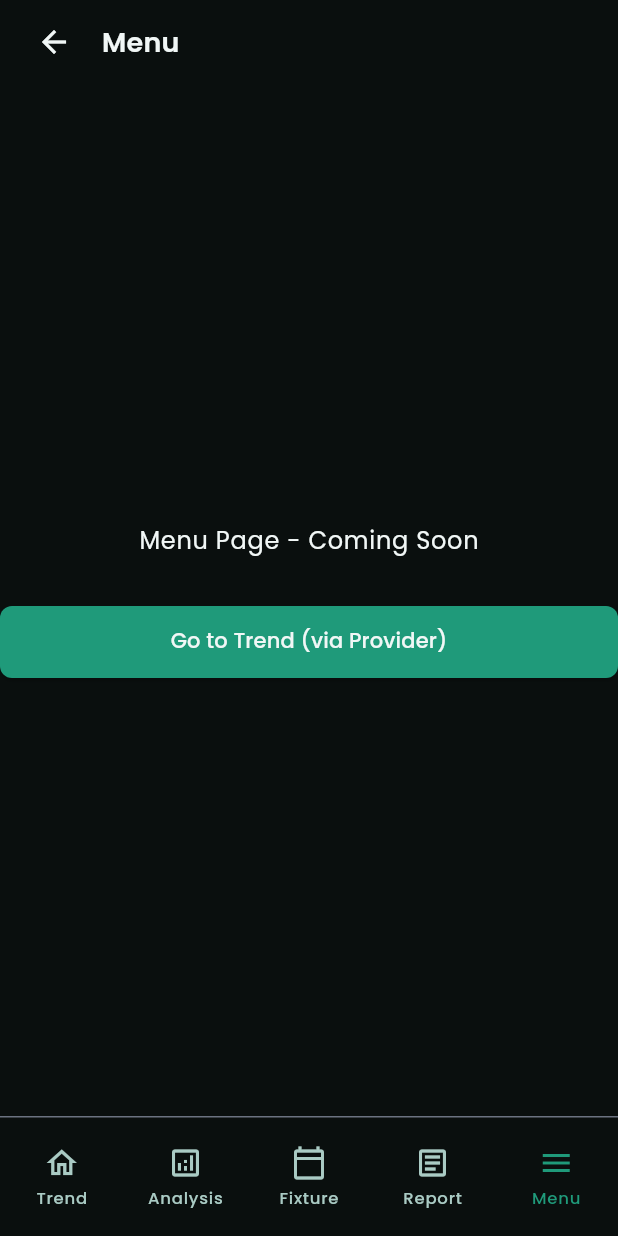
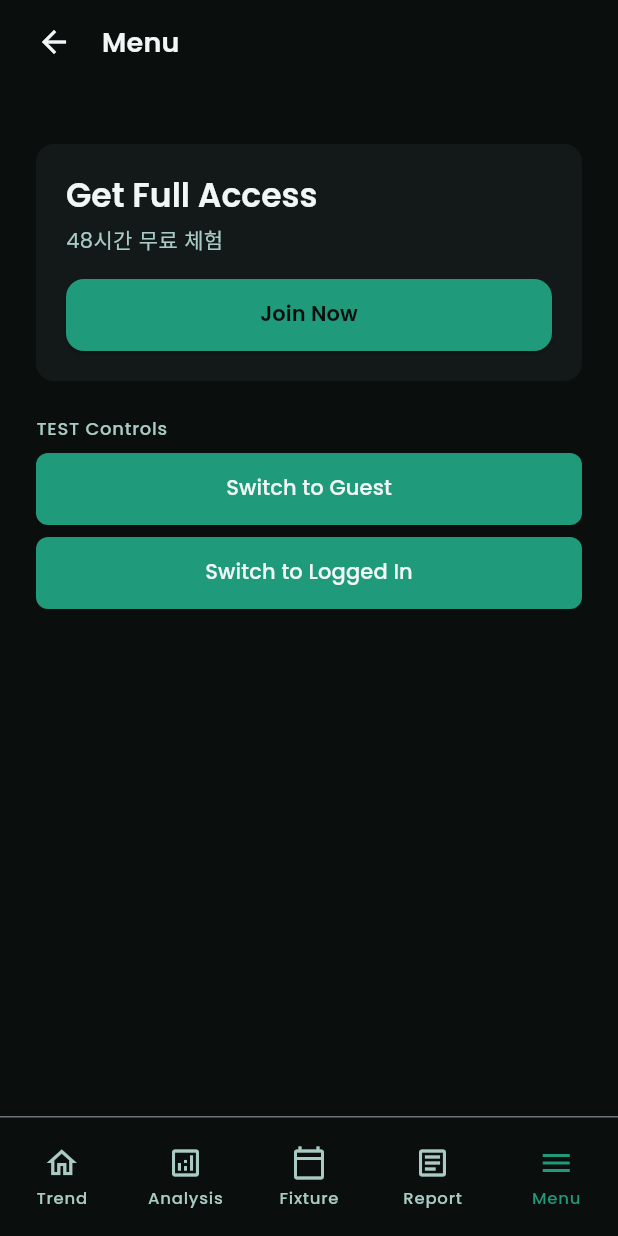
Before and after one commit to tri-kkk/TrendSoccer, a Flutter app: the MenuPage screen opened by its route, on a phone screen of 412 x 824 dp. Run offline on Flutter 3.47's test engine with Material 3 defaults, Android fonts, the phone set to English and light mode, and no system bars; our stand-ins replace flutter_riverpod, go_router, google_fonts.

Commit message:
feat : add menu page profgile section (phase 4-1)

````diff
--- /dev/null
+++ b/lib/core/models/user_state.dart
@@ -0,0 +1,70 @@
+/// Authentication status of the current user.
+enum AuthStatus {
+  /// Not signed in — limited access.
+  guest,
+
+  /// Signed in with valid credentials.
+  loggedIn,
+}
+
+/// Immutable snapshot of the current user's authentication state.
+///
+/// ```dart
+/// const initial = UserState(authStatus: AuthStatus.guest);
+///
+/// final updated = initial.copyWith(
+///   authStatus: AuthStatus.loggedIn,
+///   name: 'Son Heung-min',
+///   email: 'son@spurs.com',
+/// );
+/// ```
+class UserState {
+  const UserState({
+    required this.authStatus,
+    this.name,
+    this.email,
+  });
+
+  /// Current authentication status.
+  final AuthStatus authStatus;
+
+  /// Display name. Null when [authStatus] is [AuthStatus.guest].
+  final String? name;
+
+  /// Email address. Null when [authStatus] is [AuthStatus.guest].
+  final String? email;
+
+  /// Returns a copy with the given fields replaced.
+  ///
+  /// Pass explicit `null` via the sentinel to clear nullable fields:
+  /// ```dart
+  /// state.copyWith(authStatus: AuthStatus.guest, name: null, email: null);
+  /// ```
+  UserState copyWith({
+    AuthStatus? authStatus,
+    String? name,
+    String? email,
+  }) {
+    return UserState(
+      authStatus: authStatus ?? this.authStatus,
+      name: name ?? this.name,
+      email: email ?? this.email,
+    );
+  }
+
+  @override
+  bool operator ==(Object other) =>
+      identical(this, other) ||
+      other is UserState &&
+          runtimeType == other.runtimeType &&
+          authStatus == other.authStatus &&
+          name == other.name &&
+          email == other.email;
+
+  @override
+  int get hashCode => Object.hash(authStatus, name, email);
+
+  @override
+  String toString() =>
+      'UserState(authStatus: $authStatus, name: $name, email: $email)';
+}
--- /dev/null
+++ b/lib/core/providers/user_provider.dart
@@ -0,0 +1,36 @@
+import 'package:flutter_riverpod/flutter_riverpod.dart';
+
+import '../models/user_state.dart';
+
+/// Global provider that holds the current user's authentication state.
+///
+/// Defaults to [AuthStatus.guest]. Update via:
+/// ```dart
+/// ref.read(userProvider.notifier).login(
+///   name: 'Son Heung-min',
+///   email: 'son@spurs.com',
+/// );
+/// ```
+final userProvider =
+    NotifierProvider<UserNotifier, UserState>(UserNotifier.new);
+
+class UserNotifier extends Notifier<UserState> {
+  @override
+  UserState build() => const UserState(authStatus: AuthStatus.guest);
+
+  void login({required String name, required String email}) {
+    state = UserState(
+      authStatus: AuthStatus.loggedIn,
+      name: name,
+      email: email,
+    );
+  }
+
+  void logout() {
+    state = const UserState(authStatus: AuthStatus.guest);
+  }
+
+  void update({String? name, String? email}) {
+    state = state.copyWith(name: name, email: email);
+  }
+}
--- a/lib/features/menu/menu_page.dart
+++ b/lib/features/menu/menu_page.dart
@@ -2,16 +2,20 @@ import 'package:flutter/material.dart';
 import 'package:flutter_riverpod/flutter_riverpod.dart';
 import 'package:go_router/go_router.dart';
 
-import '../../core/providers/navigation_provider.dart';
+import '../../core/models/user_state.dart';
+import '../../core/providers/user_provider.dart';
 import '../../core/theme/tokens/color_tokens.dart';
 import '../../core/theme/tokens/typography_tokens.dart';
 import '../../shared/widgets/appbar/custom_appbar.dart';
+import '../../shared/widgets/cards/profile_card.dart';
 
 class MenuPage extends ConsumerWidget {
   const MenuPage({super.key});
 
   @override
   Widget build(BuildContext context, WidgetRef ref) {
+    final user = ref.watch(userProvider);
+
     return Scaffold(
       backgroundColor: AppColors.surfaceBase,
       appBar: PreferredSize(
@@ -21,29 +25,110 @@ class MenuPage extends ConsumerWidget {
           onBackPressed: () => context.pop(),
         ),
       ),
-      body: Center(
+      body: SingleChildScrollView(
+        padding: const EdgeInsets.all(24),
         child: Column(
-          mainAxisAlignment: MainAxisAlignment.center,
+          crossAxisAlignment: CrossAxisAlignment.start,
           children: [
-            Text(
-              'Menu Page - Coming Soon',
-              style: AppTypography.bodyLarge.copyWith(
-                color: AppColors.textPrimary,
-              ),
-            ),
-            const SizedBox(height: 32),
-            ElevatedButton(
-              onPressed: () {
-                ref
-                    .read(currentTabProvider.notifier)
-                    .setTab(getTabFromRoute('/trend'));
-                context.go('/trend');
-              },
-              child: const Text('Go to Trend (via Provider)'),
-            ),
+            const SizedBox(height: 16),
+            _buildProfileSection(user),
+            const SizedBox(height: 24),
+            _buildTestControls(ref),
           ],
         ),
       ),
     );
   }
+
+  Widget _buildProfileSection(UserState user) {
+    if (user.authStatus == AuthStatus.loggedIn) {
+      return ProfileCard(
+        name: user.name ?? 'User',
+        email: user.email ?? 'email@example.com',
+      );
+    }
+
+    return Container(
+      width: double.infinity,
+      padding: const EdgeInsets.all(20),
+      decoration: BoxDecoration(
+        color: AppColors.surfaceRaised,
+        borderRadius: BorderRadius.circular(12),
+      ),
+      child: Column(
+        crossAxisAlignment: CrossAxisAlignment.start,
+        children: [
+          Text(
+            'Get Full Access',
+            style: AppTypography.titleLarge.copyWith(
+              color: AppColors.textPrimary,
+            ),
+          ),
+          const SizedBox(height: 4),
+          Text(
+            '48시간 무료 체험',
+            style: AppTypography.bodyMedium.copyWith(
+              color: AppColors.textSecondary,
+            ),
+          ),
+          const SizedBox(height: 16),
+          SizedBox(
+            width: double.infinity,
+            child: ElevatedButton(
+              onPressed: () {},
+              style: ElevatedButton.styleFrom(
+                backgroundColor: AppColors.primary500,
+                foregroundColor: AppColors.surfaceBase,
+                padding: const EdgeInsets.symmetric(vertical: 14),
+                shape: RoundedRectangleBorder(
+                  borderRadius: BorderRadius.circular(12),
+                ),
+                textStyle: AppTypography.labelLarge.copyWith(
+                  fontWeight: FontWeight.w600,
+                ),
+              ),
+              child: const Text('Join Now'),
+            ),
+          ),
+        ],
+      ),
+    );
+  }
+
+  Widget _buildTestControls(WidgetRef ref) {
+    return Column(
+      crossAxisAlignment: CrossAxisAlignment.start,
+      children: [
+        Text(
+          'TEST Controls',
+          style: AppTypography.labelMedium.copyWith(
+            color: AppColors.textSecondary,
+          ),
+        ),
+        const SizedBox(height: 8),
+        SizedBox(
+          width: double.infinity,
+          child: ElevatedButton(
+            onPressed: () {
+              ref.read(userProvider.notifier).logout();
+            },
+            child: const Text('Switch to Guest'),
+          ),
+        ),
+        const SizedBox(height: 8),
+        SizedBox(
+          width: double.infinity,
+          child: ElevatedButton(
+            onPressed: () {
+              ref.read(userProvider.notifier).login(
+                    name: 'Son Heung-min',
+                    email: 'son@spurs.com',
+                  );
+            },
+            child: const Text('Switch to Logged In'),
+          ),
+        ),
+      ],
+    );
+  }
 }
````
Also changed, not shown: lib/shared/widgets/cards/profile_card.dart (added, +71 -0 lines).
